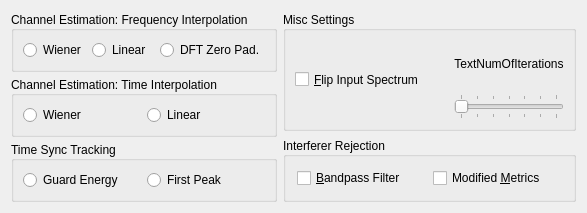
mmjee/dream-patched, file branches/julian/android/src/GUI-QT/drmoptions.ui: the form before one commit.
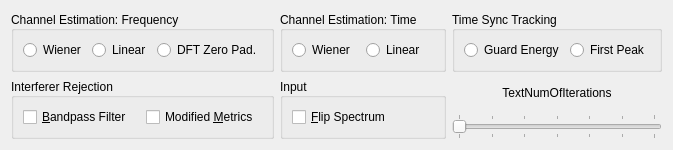
The form after the commit.

```diff
--- a/branches/julian/android/src/GUI-QT/drmoptions.ui
+++ b/branches/julian/android/src/GUI-QT/drmoptions.ui
@@ -6,32 +6,15 @@
    <rect>
     <x>0</x>
     <y>0</y>
-    <width>532</width>
-    <height>178</height>
+    <width>587</width>
+    <height>130</height>
    </rect>
   </property>
   <property name="windowTitle">
    <string>Form</string>
   </property>
-  <layout class="QGridLayout" name="gridLayout">
+  <layout class="QGridLayout" name="gridLayout_3">
    <item row="0" column="0">
-    <layout class="QVBoxLayout" name="_18">
-     <property name="spacing">
-      <number>4</number>
-     </property>
-     <property name="leftMargin">
-      <number>0</number>
-     </property>
-     <property name="topMargin">
-      <number>0</number>
-     </property>
-     <property name="rightMargin">
-      <number>0</number>
-     </property>
-     <property name="bottomMargin">
-      <number>0</number>
-     </property>
-     <item>
       <widget class="QGroupBox" name="ButtonGroupChanEstFreqInt">
        <property name="sizePolicy">
         <sizepolicy hsizetype="Minimum" vsizetype="Minimum">
@@ -40,7 +23,7 @@
         </sizepolicy>
        </property>
        <property name="title">
-        <string>Channel Estimation: Frequency Interpolation</string>
+      <string>Channel Estimation: Frequency</string>
        </property>
        <property name="alignment">
         <set>Qt::AlignLeading|Qt::AlignLeft|Qt::AlignVCenter</set>
@@ -103,7 +86,7 @@
        </layout>
       </widget>
      </item>
-     <item>
+   <item row="0" column="1">
       <widget class="QGroupBox" name="ButtonGroupChanEstTimeInt">
        <property name="sizePolicy">
         <sizepolicy hsizetype="Minimum" vsizetype="Minimum">
@@ -112,7 +95,7 @@
         </sizepolicy>
        </property>
        <property name="title">
-        <string>Channel Estimation: Time Interpolation</string>
+      <string>Channel Estimation: Time</string>
        </property>
        <property name="alignment">
         <set>Qt::AlignLeading|Qt::AlignLeft|Qt::AlignVCenter</set>
@@ -162,7 +145,7 @@
        </layout>
       </widget>
      </item>
-     <item>
+   <item row="0" column="2">
       <widget class="QGroupBox" name="ButtonGroupTimeSyncTrack">
        <property name="sizePolicy">
         <sizepolicy hsizetype="Minimum" vsizetype="Minimum">
@@ -221,73 +204,80 @@
        </layout>
       </widget>
      </item>
-    </layout>
+   <item row="1" column="0">
+    <widget class="QGroupBox" name="GroupBoxInterfRej">
+     <property name="sizePolicy">
+      <sizepolicy hsizetype="Preferred" vsizetype="Preferred">
+       <horstretch>0</horstretch>
+       <verstretch>0</verstretch>
+      </sizepolicy>
+     </property>
+     <property name="title">
+      <string>Interferer Rejection</string>
+     </property>
+     <property name="alignment">
+      <set>Qt::AlignLeading|Qt::AlignLeft|Qt::AlignVCenter</set>
+     </property>
+     <layout class="QGridLayout" name="gridLayout">
+      <item row="0" column="0">
+       <widget class="QCheckBox" name="CheckBoxRecFilter">
+        <property name="text">
+         <string>&amp;Bandpass Filter</string>
+        </property>
+       </widget>
    </item>
    <item row="0" column="1">
-    <layout class="QVBoxLayout" name="_22">
-     <property name="spacing">
-      <number>6</number>
-     </property>
-     <property name="leftMargin">
-      <number>0</number>
-     </property>
-     <property name="topMargin">
-      <number>0</number>
-     </property>
-     <property name="rightMargin">
-      <number>0</number>
-     </property>
-     <property name="bottomMargin">
-      <number>0</number>
-     </property>
-     <item>
+       <widget class="QCheckBox" name="CheckBoxModiMetric">
+        <property name="text">
+         <string>Modified &amp;Metrics</string>
+        </property>
+       </widget>
+      </item>
+      <item row="1" column="0">
+       <spacer name="verticalSpacer">
+        <property name="orientation">
+         <enum>Qt::Vertical</enum>
+        </property>
+        <property name="sizeHint" stdset="0">
+         <size>
+          <width>20</width>
+          <height>26</height>
+         </size>
+        </property>
+       </spacer>
+      </item>
+      <item row="1" column="1">
+       <spacer name="verticalSpacer_2">
+        <property name="orientation">
+         <enum>Qt::Vertical</enum>
+        </property>
+        <property name="sizeHint" stdset="0">
+         <size>
+          <width>20</width>
+          <height>26</height>
+         </size>
+        </property>
+       </spacer>
+      </item>
+     </layout>
+    </widget>
+   </item>
+   <item row="1" column="1">
       <widget class="QGroupBox" name="GroupBoxMiscSettings">
        <property name="sizePolicy">
-        <sizepolicy hsizetype="Minimum" vsizetype="Minimum">
+      <sizepolicy hsizetype="Preferred" vsizetype="Preferred">
          <horstretch>0</horstretch>
          <verstretch>0</verstretch>
         </sizepolicy>
        </property>
        <property name="title">
-        <string>Misc Settings</string>
+      <string>Input</string>
        </property>
        <property name="alignment">
         <set>Qt::AlignLeading|Qt::AlignLeft|Qt::AlignVCenter</set>
        </property>
-       <layout class="QHBoxLayout" name="_23">
-        <property name="spacing">
-         <number>30</number>
-        </property>
-        <property name="leftMargin">
-         <number>9</number>
-        </property>
-        <property name="topMargin">
-         <number>9</number>
-        </property>
-        <property name="rightMargin">
-         <number>9</number>
-        </property>
-        <property name="bottomMargin">
-         <number>9</number>
-        </property>
-        <item>
-         <layout class="QVBoxLayout" name="_24">
-          <property name="spacing">
-           <number>6</number>
-          </property>
-          <property name="leftMargin">
-           <number>0</number>
-          </property>
-          <property name="topMargin">
-           <number>0</number>
-          </property>
-          <property name="rightMargin">
-           <number>0</number>
-          </property>
-          <property name="bottomMargin">
-           <number>0</number>
-          </property>
-          <item>
+     <layout class="QGridLayout" name="gridLayout_2">
+      <item row="1" column="0">
            <widget class="QCheckBox" name="CheckBoxFlipSpec">
             <property name="sizePolicy">
              <sizepolicy hsizetype="Minimum" vsizetype="Minimum">
@@ -296,29 +286,28 @@
              </sizepolicy>
             </property>
             <property name="text">
-             <string>&amp;Flip Input Spectrum</string>
+         <string>&amp;Flip Spectrum</string>
             </property>
            </widget>
           </item>
-         </layout>
-        </item>
-        <item>
-         <layout class="QVBoxLayout" name="_25">
-          <property name="spacing">
-           <number>6</number>
-          </property>
-          <property name="leftMargin">
-           <number>0</number>
-          </property>
-          <property name="topMargin">
-           <number>0</number>
-          </property>
-          <property name="rightMargin">
-           <number>0</number>
-          </property>
-          <property name="bottomMargin">
-           <number>0</number>
-          </property>
+      <item row="2" column="0">
+       <spacer name="verticalSpacer_3">
+        <property name="orientation">
+         <enum>Qt::Vertical</enum>
+        </property>
+        <property name="sizeHint" stdset="0">
+         <size>
+          <width>20</width>
+          <height>26</height>
+         </size>
+        </property>
+       </spacer>
+      </item>
+     </layout>
+    </widget>
+   </item>
+   <item row="1" column="2">
+    <layout class="QVBoxLayout" name="verticalLayout">
           <item>
            <widget class="QLabel" name="TextNumOfIterations">
             <property name="sizePolicy">
@@ -364,58 +353,6 @@
             <property name="tickPosition">
              <enum>QSlider::TicksBothSides</enum>
             </property>
-           </widget>
-          </item>
-         </layout>
-        </item>
-       </layout>
-      </widget>
-     </item>
-     <item>
-      <widget class="QGroupBox" name="GroupBoxInterfRej">
-       <property name="sizePolicy">
-        <sizepolicy hsizetype="Minimum" vsizetype="Fixed">
-         <horstretch>0</horstretch>
-         <verstretch>0</verstretch>
-        </sizepolicy>
-       </property>
-       <property name="title">
-        <string>Interferer Rejection</string>
-       </property>
-       <property name="alignment">
-        <set>Qt::AlignLeading|Qt::AlignLeft|Qt::AlignVCenter</set>
-       </property>
-       <layout class="QHBoxLayout" name="_30">
-        <property name="spacing">
-         <number>6</number>
-        </property>
-        <property name="leftMargin">
-         <number>11</number>
-        </property>
-        <property name="topMargin">
-         <number>11</number>
-        </property>
-        <property name="rightMargin">
-         <number>11</number>
-        </property>
-        <property name="bottomMargin">
-         <number>11</number>
-        </property>
-        <item>
-         <widget class="QCheckBox" name="CheckBoxRecFilter">
-          <property name="text">
-           <string>&amp;Bandpass Filter</string>
-          </property>
-         </widget>
-        </item>
-        <item>
-         <widget class="QCheckBox" name="CheckBoxModiMetric">
-          <property name="text">
-           <string>Modified &amp;Metrics</string>
-          </property>
-         </widget>
-        </item>
-       </layout>
       </widget>
      </item>
     </layout>
```
Lines whose indentation alone changed are shown as unchanged.
